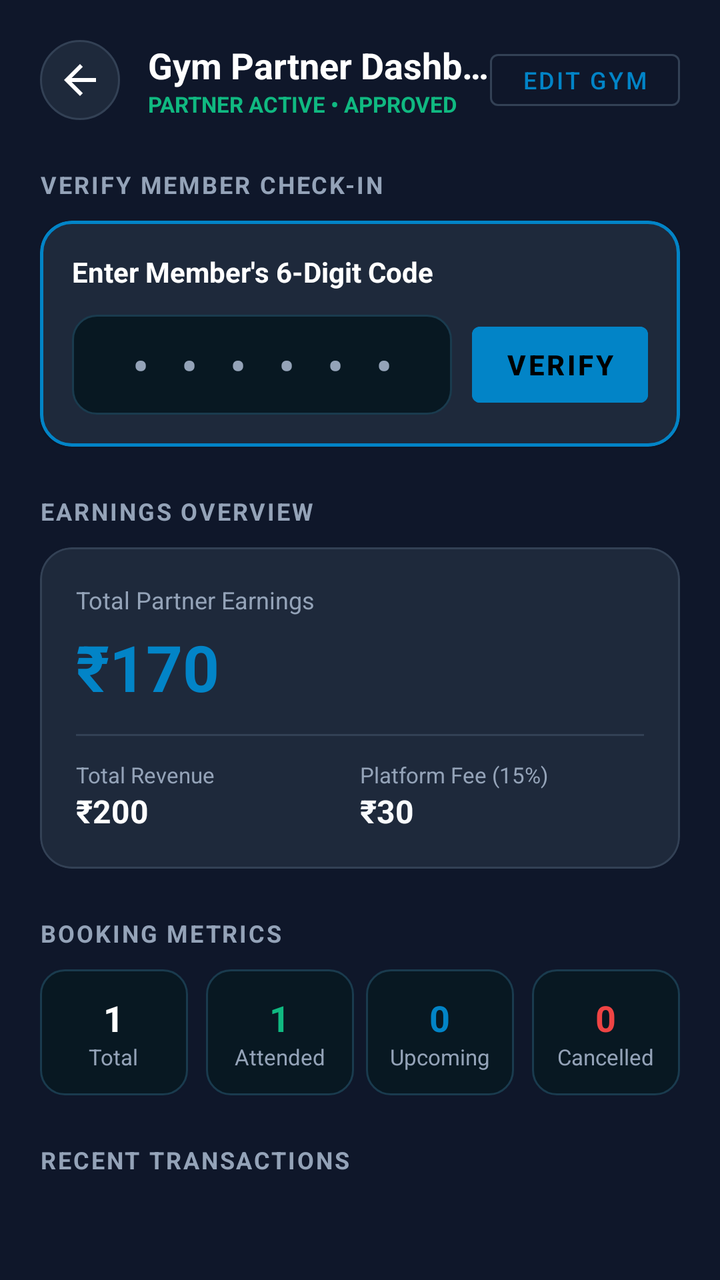
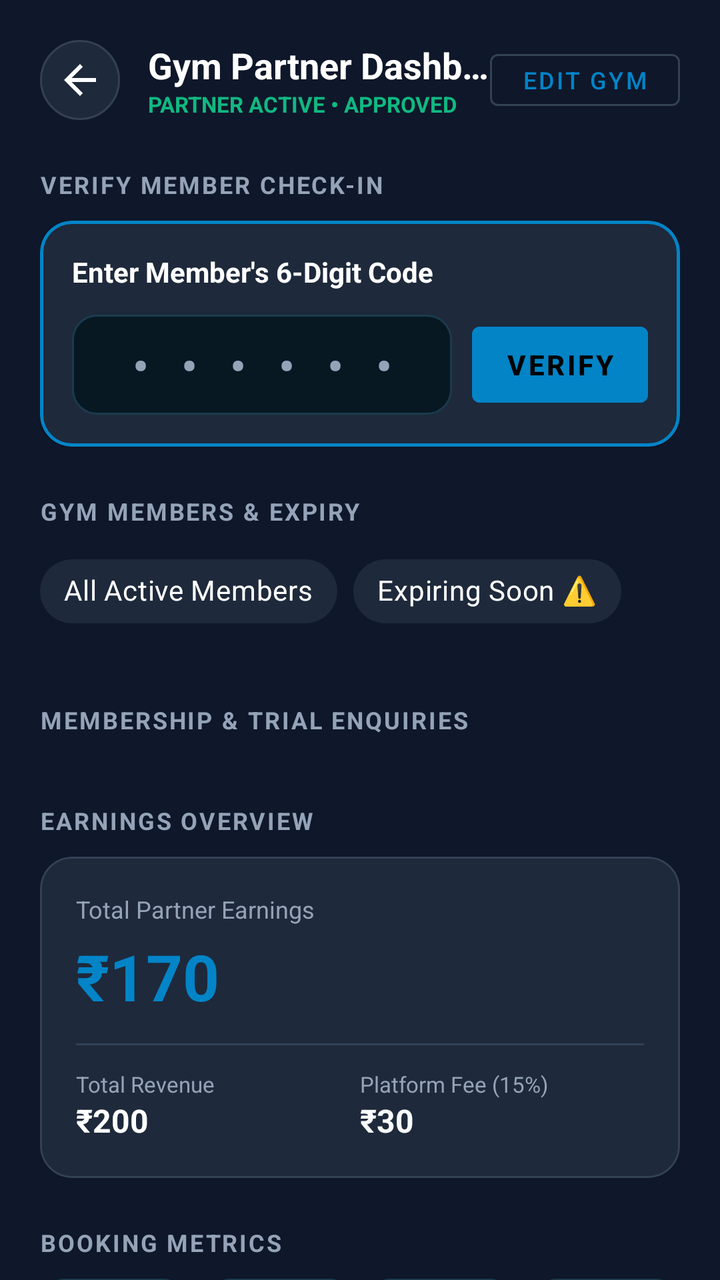

Screens rendered from an Android XML layout before and after an edit, with the pre-edit source and the edit as a unified diff.
<!-- AndroidManifest.xml: application theme Theme.FitSync -->
<!-- res/layout/activity_gym_owner_dashboard.xml -->
<?xml version="1.0" encoding="utf-8"?>
<androidx.coordinatorlayout.widget.CoordinatorLayout xmlns:android="http://schemas.android.com/apk/res/android"
    xmlns:app="http://schemas.android.com/apk/res-auto"
    xmlns:tools="http://schemas.android.com/tools"
    android:layout_width="match_parent"
    android:layout_height="match_parent"
    android:background="@color/dark_bg">

    <androidx.core.widget.NestedScrollView
        android:layout_width="match_parent"
        android:layout_height="match_parent"
        android:fillViewport="true">

        <LinearLayout
            android:layout_width="match_parent"
            android:layout_height="wrap_content"
            android:orientation="vertical"
            android:padding="20dp">

            
            <LinearLayout
                android:layout_width="match_parent"
                android:layout_height="wrap_content"
                android:gravity="center_vertical"
                android:orientation="horizontal">

                <ImageButton
                    android:id="@+id/btnOwnerBack"
                    android:layout_width="40dp"
                    android:layout_height="40dp"
                    android:background="@drawable/bg_badge_rounded"
                    android:src="@drawable/arrow_back"
                    app:tint="@color/white" />

                <LinearLayout
                    android:layout_width="0dp"
                    android:layout_height="wrap_content"
                    android:layout_marginStart="14dp"
                    android:layout_weight="1"
                    android:orientation="vertical">

                    <TextView
                        android:id="@+id/tvOwnerGymName"
                        android:layout_width="wrap_content"
                        android:layout_height="wrap_content"
                        android:ellipsize="end"
                        android:maxLines="1"
                        android:text="Gym Partner Dashboard"
                        android:textColor="@color/white"
                        android:textSize="18sp"
                        android:textStyle="bold" />

                    <TextView
                        android:id="@+id/tvOwnerStatus"
                        android:layout_width="wrap_content"
                        android:layout_height="wrap_content"
                        android:text="PARTNER ACTIVE • APPROVED"
                        android:textColor="@color/gym_green"
                        android:textSize="11sp"
                        android:textStyle="bold" />
                </LinearLayout>

                <Button
                    android:id="@+id/btnEditGym"
                    style="@style/Widget.MaterialComponents.Button.OutlinedButton"
                    android:layout_width="wrap_content"
                    android:layout_height="38dp"
                    android:text="Edit Gym"
                    android:textColor="@color/gym_accent"
                    android:textSize="12sp"
                    app:strokeColor="@color/gym_card_border" />
            </LinearLayout>

            
            <TextView
                android:layout_width="wrap_content"
                android:layout_height="wrap_content"
                android:layout_marginTop="24dp"
                android:text="VERIFY MEMBER CHECK-IN"
                android:textColor="@color/text_gray_blue"
                android:textSize="12sp"
                android:textStyle="bold"
                android:letterSpacing="0.08" />

            <com.google.android.material.card.MaterialCardView
                android:layout_width="match_parent"
                android:layout_height="wrap_content"
                android:layout_marginTop="10dp"
                app:cardBackgroundColor="@color/gym_card_surface"
                app:cardCornerRadius="16dp"
                app:strokeColor="@color/gym_accent"
                app:strokeWidth="1.5dp">

                <LinearLayout
                    android:layout_width="match_parent"
                    android:layout_height="wrap_content"
                    android:orientation="vertical"
                    android:padding="16dp">

                    <TextView
                        android:layout_width="wrap_content"
                        android:layout_height="wrap_content"
                        android:text="Enter Member's 6-Digit Code"
                        android:textColor="@color/white"
                        android:textSize="14sp"
                        android:textStyle="bold" />

                    <LinearLayout
                        android:layout_width="match_parent"
                        android:layout_height="wrap_content"
                        android:layout_marginTop="12dp"
                        android:gravity="center_vertical"
                        android:orientation="horizontal">

                        <EditText
                            android:id="@+id/etCheckInCode"
                            android:layout_width="0dp"
                            android:layout_height="50dp"
                            android:layout_weight="1"
                            android:background="@drawable/bg_search_input"
                            android:gravity="center"
                            android:hint="• • • • • •"
                            android:inputType="number"
                            android:letterSpacing="0.25"
                            android:maxLength="6"
                            android:textColor="@color/gym_accent"
                            android:textColorHint="@color/text_gray_blue"
                            android:textSize="22sp"
                            android:textStyle="bold" />

                        <Button
                            android:id="@+id/btnVerifyCheckIn"
                            android:layout_width="wrap_content"
                            android:layout_height="50dp"
                            android:layout_marginStart="10dp"
                            android:backgroundTint="@color/gym_accent"
                            android:text="Verify"
                            android:textColor="@color/black"
                            android:textStyle="bold" />
                    </LinearLayout>

                    
                    <LinearLayout
                        android:id="@+id/layoutCheckInResult"
                        android:layout_width="match_parent"
                        android:layout_height="wrap_content"
                        android:layout_marginTop="14dp"
                        android:background="@drawable/bg_search_input"
                        android:orientation="vertical"
                        android:padding="12dp"
                        android:visibility="gone">

                        <TextView
                            android:id="@+id/tvCheckInResultTitle"
                            android:layout_width="wrap_content"
                            android:layout_height="wrap_content"
                            android:text="Check-In Verified! ✓"
                            android:textColor="@color/gym_green"
                            android:textSize="14sp"
                            android:textStyle="bold" />

                        <TextView
                            android:id="@+id/tvCheckInMemberInfo"
                            android:layout_width="wrap_content"
                            android:layout_height="wrap_content"
                            android:layout_marginTop="4dp"
                            android:text="Member: Regular Member (user@fitsync.com)"
                            android:textColor="@color/white"
                            android:textSize="13sp" />

                        <TextView
                            android:id="@+id/tvCheckInSessionInfo"
                            android:layout_width="wrap_content"
                            android:layout_height="wrap_content"
                            android:layout_marginTop="2dp"
                            android:text="Slot: 08:00 - 09:00 • Status: Attended"
                            android:textColor="@color/text_gray_blue"
                            android:textSize="12sp" />
                    </LinearLayout>

                </LinearLayout>
            </com.google.android.material.card.MaterialCardView>

            
            <TextView
                android:layout_width="wrap_content"
                android:layout_height="wrap_content"
                android:layout_marginTop="24dp"
                android:text="EARNINGS OVERVIEW"
                android:textColor="@color/text_gray_blue"
                android:textSize="12sp"
                android:textStyle="bold"
                android:letterSpacing="0.08" />

            <com.google.android.material.card.MaterialCardView
                android:layout_width="match_parent"
                android:layout_height="wrap_content"
                android:layout_marginTop="10dp"
                app:cardBackgroundColor="@color/gym_card_surface"
                app:cardCornerRadius="16dp"
                app:strokeColor="@color/gym_card_border"
                app:strokeWidth="1dp">

                <LinearLayout
                    android:layout_width="match_parent"
                    android:layout_height="wrap_content"
                    android:orientation="vertical"
                    android:padding="18dp">

                    <TextView
                        android:layout_width="wrap_content"
                        android:layout_height="wrap_content"
                        android:text="Total Partner Earnings"
                        android:textColor="@color/text_gray_blue"
                        android:textSize="12sp" />

                    <TextView
                        android:id="@+id/tvTotalPartnerEarnings"
                        android:layout_width="wrap_content"
                        android:layout_height="wrap_content"
                        android:layout_marginTop="4dp"
                        android:text="₹170"
                        android:textColor="@color/gym_accent"
                        android:textSize="32sp"
                        android:textStyle="bold" />

                    <View
                        android:layout_width="match_parent"
                        android:layout_height="1dp"
                        android:layout_marginVertical="12dp"
                        android:background="@color/gym_card_border" />

                    <LinearLayout
                        android:layout_width="match_parent"
                        android:layout_height="wrap_content"
                        android:orientation="horizontal">

                        <LinearLayout
                            android:layout_width="0dp"
                            android:layout_height="wrap_content"
                            android:layout_weight="1"
                            android:orientation="vertical">

                            <TextView
                                android:layout_width="wrap_content"
                                android:layout_height="wrap_content"
                                android:text="Total Revenue"
                                android:textColor="@color/text_gray_blue"
                                android:textSize="11sp" />

                            <TextView
                                android:id="@+id/tvTotalRevenue"
                                android:layout_width="wrap_content"
                                android:layout_height="wrap_content"
                                android:text="₹200"
                                android:textColor="@color/white"
                                android:textSize="16sp"
                                android:textStyle="bold" />
                        </LinearLayout>

                        <LinearLayout
                            android:layout_width="0dp"
                            android:layout_height="wrap_content"
                            android:layout_weight="1"
                            android:orientation="vertical">

                            <TextView
                                android:layout_width="wrap_content"
                                android:layout_height="wrap_content"
                                android:text="Platform Fee (15%)"
                                android:textColor="@color/text_gray_blue"
                                android:textSize="11sp" />

                            <TextView
                                android:id="@+id/tvTotalPlatformFee"
                                android:layout_width="wrap_content"
                                android:layout_height="wrap_content"
                                android:text="₹30"
                                android:textColor="@color/text_white_crisp"
                                android:textSize="16sp"
                                android:textStyle="bold" />
                        </LinearLayout>
                    </LinearLayout>

                </LinearLayout>
            </com.google.android.material.card.MaterialCardView>

            
            <TextView
                android:layout_width="wrap_content"
                android:layout_height="wrap_content"
                android:layout_marginTop="24dp"
                android:text="BOOKING METRICS"
                android:textColor="@color/text_gray_blue"
                android:textSize="12sp"
                android:textStyle="bold"
                android:letterSpacing="0.08" />

            <LinearLayout
                android:layout_width="match_parent"
                android:layout_height="wrap_content"
                android:layout_marginTop="10dp"
                android:orientation="horizontal">

                
                <LinearLayout
                    android:layout_width="0dp"
                    android:layout_height="wrap_content"
                    android:layout_weight="1"
                    android:layout_marginEnd="6dp"
                    android:background="@drawable/bg_search_input"
                    android:gravity="center"
                    android:orientation="vertical"
                    android:padding="12dp">

                    <TextView
                        android:id="@+id/tvCountTotal"
                        android:layout_width="wrap_content"
                        android:layout_height="wrap_content"
                        android:text="1"
                        android:textColor="@color/white"
                        android:textSize="18sp"
                        android:textStyle="bold" />

                    <TextView
                        android:layout_width="wrap_content"
                        android:layout_height="wrap_content"
                        android:text="Total"
                        android:textColor="@color/text_gray_blue"
                        android:textSize="11sp" />
                </LinearLayout>

                
                <LinearLayout
                    android:layout_width="0dp"
                    android:layout_height="wrap_content"
                    android:layout_weight="1"
                    android:layout_marginHorizontal="3dp"
                    android:background="@drawable/bg_search_input"
                    android:gravity="center"
                    android:orientation="vertical"
                    android:padding="12dp">

                    <TextView
                        android:id="@+id/tvCountAttended"
                        android:layout_width="wrap_content"
                        android:layout_height="wrap_content"
                        android:text="1"
                        android:textColor="@color/gym_green"
                        android:textSize="18sp"
                        android:textStyle="bold" />

                    <TextView
                        android:layout_width="wrap_content"
                        android:layout_height="wrap_content"
                        android:text="Attended"
                        android:textColor="@color/text_gray_blue"
                        android:textSize="11sp" />
                </LinearLayout>

                
                <LinearLayout
                    android:layout_width="0dp"
                    android:layout_height="wrap_content"
                    android:layout_weight="1"
                    android:layout_marginHorizontal="3dp"
                    android:background="@drawable/bg_search_input"
                    android:gravity="center"
                    android:orientation="vertical"
                    android:padding="12dp">

                    <TextView
                        android:id="@+id/tvCountConfirmed"
                        android:layout_width="wrap_content"
                        android:layout_height="wrap_content"
                        android:text="0"
                        android:textColor="@color/brand_cyan"
                        android:textSize="18sp"
                        android:textStyle="bold" />

                    <TextView
                        android:layout_width="wrap_content"
                        android:layout_height="wrap_content"
                        android:text="Upcoming"
                        android:textColor="@color/text_gray_blue"
                        android:textSize="11sp" />
                </LinearLayout>

                
                <LinearLayout
                    android:layout_width="0dp"
                    android:layout_height="wrap_content"
                    android:layout_weight="1"
                    android:layout_marginStart="6dp"
                    android:background="@drawable/bg_search_input"
                    android:gravity="center"
                    android:orientation="vertical"
                    android:padding="12dp">

                    <TextView
                        android:id="@+id/tvCountCancelled"
                        android:layout_width="wrap_content"
                        android:layout_height="wrap_content"
                        android:text="0"
                        android:textColor="@color/status_rejected"
                        android:textSize="18sp"
                        android:textStyle="bold" />

                    <TextView
                        android:layout_width="wrap_content"
                        android:layout_height="wrap_content"
                        android:text="Cancelled"
                        android:textColor="@color/text_gray_blue"
                        android:textSize="11sp" />
                </LinearLayout>
            </LinearLayout>

            
            <TextView
                android:layout_width="wrap_content"
                android:layout_height="wrap_content"
                android:layout_marginTop="24dp"
                android:text="RECENT TRANSACTIONS"
                android:textColor="@color/text_gray_blue"
                android:textSize="12sp"
                android:textStyle="bold"
                android:letterSpacing="0.08" />

            <androidx.recyclerview.widget.RecyclerView
                android:id="@+id/rvTransactions"
                android:layout_width="match_parent"
                android:layout_height="wrap_content"
                android:layout_marginTop="10dp"
                android:nestedScrollingEnabled="false" />

            <TextView
                android:id="@+id/tvNoTransactions"
                android:layout_width="match_parent"
                android:layout_height="wrap_content"
                android:layout_marginTop="12dp"
                android:gravity="center"
                android:padding="16dp"
                android:text="No transactions recorded yet."
                android:textColor="@color/text_gray_blue"
                android:textSize="13sp"
                android:visibility="gone" />

        </LinearLayout>
    </androidx.core.widget.NestedScrollView>

</androidx.coordinatorlayout.widget.CoordinatorLayout>
<!-- resources referenced by this layout -->
<resources>
  <color name="black">#000000</color>
  <color name="brand_cyan">#0284C7</color>
  <color name="dark_bg">#0F172A</color>
  <color name="gym_accent">#0284C7</color>
  <color name="gym_card_border">#334155</color>
  <color name="gym_card_surface">#1E293B</color>
  <color name="gym_green">#10B981</color>
  <color name="status_rejected">#EF4444</color>
  <color name="text_gray_blue">#94A3B8</color>
  <color name="text_white_crisp">#F8FAFC</color>
  <color name="white">#FFFFFF</color>
  <!-- drawable arrow_back (drawable) -->
  <vector xmlns:android="http://schemas.android.com/apk/res/android" android:autoMirrored="true" android:height="24dp" android:tint="#FFFFFF" android:viewportHeight="24" android:viewportWidth="24" android:width="24dp">
        
      <path android:fillColor="@android:color/white" android:pathData="M20,11H7.83l5.59,-5.59L12,4l-8,8 8,8 1.41,-1.41L7.83,13H20v-2z"/>
      
  </vector>
  <!-- drawable bg_badge_rounded (drawable) -->
  <?xml version="1.0" encoding="utf-8"?>
  <shape xmlns:android="http://schemas.android.com/apk/res/android"
      android:shape="rectangle">
      <solid android:color="@color/gym_chip_bg" />
      <corners android:radius="20dp" />
      <stroke
          android:width="1dp"
          android:color="@color/gym_card_border" />
  </shape>
  <!-- drawable bg_search_input (drawable) -->
  <?xml version="1.0" encoding="utf-8"?>
  <shape xmlns:android="http://schemas.android.com/apk/res/android"
      android:shape="rectangle">
      <solid android:color="#081822" />
      <corners android:radius="12dp" />
      <stroke
          android:width="1dp"
          android:color="#1A3B4E" />
  </shape>
  <style name="Theme.FitSync" parent="Theme.MaterialComponents.DayNight.NoActionBar">
  
          <item name="colorPrimary">#00E5FF</item> <item name="colorPrimaryVariant">#00B0FF</item>
          <item name="colorOnPrimary">#FFFFFF</item>
  
          <item name="android:windowBackground">#0B0E14</item>
          <item name="android:statusBarColor">#0B0E14</item>
  
          <item name="materialButtonStyle">@style/Widget.FitSync.Button</item>
      </style>
  <color name="gym_chip_bg">#1E293B</color>
  <style name="Widget.FitSync.Button" parent="Widget.MaterialComponents.Button">
          <item name="backgroundTint">@null</item>
      </style>
</resources>

<!-- the commit's change to res/layout/activity_gym_owner_dashboard.xml (unified diff, before → after) -->
@@ -182,6 +182,125 @@
             </com.google.android.material.card.MaterialCardView>
 
             
+            <LinearLayout
+                android:layout_width="match_parent"
+                android:layout_height="wrap_content"
+                android:layout_marginTop="24dp"
+                android:gravity="center_vertical"
+                android:orientation="horizontal">
+
+                <TextView
+                    android:layout_width="0dp"
+                    android:layout_height="wrap_content"
+                    android:layout_weight="1"
+                    android:text="GYM MEMBERS &amp; EXPIRY"
+                    android:textColor="@color/text_gray_blue"
+                    android:textSize="12sp"
+                    android:textStyle="bold"
+                    android:letterSpacing="0.08" />
+
+                <ProgressBar
+                    android:id="@+id/pbMembersLoading"
+                    android:layout_width="18dp"
+                    android:layout_height="18dp"
+                    android:indeterminateTint="@color/gym_accent"
+                    android:visibility="gone" />
+            </LinearLayout>
+
+            <com.google.android.material.chip.ChipGroup
+                android:id="@+id/chipGroupOwnerMemberFilter"
+                android:layout_width="match_parent"
+                android:layout_height="wrap_content"
+                android:layout_marginTop="8dp"
+                app:singleSelection="true">
+
+                <com.google.android.material.chip.Chip
+                    android:id="@+id/chipFilterAllMembers"
+                    style="@style/Widget.MaterialComponents.Chip.Choice"
+                    android:layout_width="wrap_content"
+                    android:layout_height="wrap_content"
+                    android:checked="true"
+                    android:text="All Active Members"
+                    android:textColor="@color/white"
+                    app:chipBackgroundColor="@color/gym_chip_bg" />
+
+                <com.google.android.material.chip.Chip
+                    android:id="@+id/chipFilterExpiringSoon"
+                    style="@style/Widget.MaterialComponents.Chip.Choice"
+                    android:layout_width="wrap_content"
+                    android:layout_height="wrap_content"
+                    android:text="Expiring Soon ⚠️"
+                    android:textColor="@color/white"
+                    app:chipBackgroundColor="@color/gym_chip_bg" />
+            </com.google.android.material.chip.ChipGroup>
+
+            <androidx.recyclerview.widget.RecyclerView
+                android:id="@+id/rvOwnerMembers"
+                android:layout_width="match_parent"
+                android:layout_height="wrap_content"
+                android:layout_marginTop="8dp"
+                android:nestedScrollingEnabled="false" />
+
+            <TextView
+                android:id="@+id/tvNoMembers"
+                android:layout_width="match_parent"
+                android:layout_height="wrap_content"
+                android:layout_marginTop="8dp"
+                android:background="@drawable/bg_search_input"
+                android:gravity="center"
+                android:padding="16dp"
+                android:text="No registered gym members yet."
+                android:textColor="@color/text_gray_blue"
+                android:textSize="13sp"
+                android:visibility="gone" />
+
+            
+            <LinearLayout
+                android:layout_width="match_parent"
+                android:layout_height="wrap_content"
+                android:layout_marginTop="24dp"
+                android:gravity="center_vertical"
+                android:orientation="horizontal">
+
+                <TextView
+                    android:layout_width="0dp"
+                    android:layout_height="wrap_content"
+                    android:layout_weight="1"
+                    android:text="MEMBERSHIP &amp; TRIAL ENQUIRIES"
+                    android:textColor="@color/text_gray_blue"
+                    android:textSize="12sp"
+                    android:textStyle="bold"
+                    android:letterSpacing="0.08" />
+
+                <ProgressBar
+                    android:id="@+id/pbEnquiriesLoading"
+                    android:layout_width="18dp"
+                    android:layout_height="18dp"
+                    android:indeterminateTint="@color/gym_accent"
+                    android:visibility="gone" />
+            </LinearLayout>
+
+            <androidx.recyclerview.widget.RecyclerView
+                android:id="@+id/rvOwnerEnquiries"
+                android:layout_width="match_parent"
+                android:layout_height="wrap_content"
+                android:layout_marginTop="10dp"
+                android:nestedScrollingEnabled="false" />
+
+            <TextView
+                android:id="@+id/tvNoEnquiries"
+                android:layout_width="match_parent"
+                android:layout_height="wrap_content"
+                android:layout_marginTop="8dp"
+                android:background="@drawable/bg_search_input"
+                android:gravity="center"
+                android:padding="16dp"
+                android:text="No new member enquiries yet."
+                android:textColor="@color/text_gray_blue"
+                android:textSize="13sp"
+                android:visibility="gone" />
+
+            
             <TextView
                 android:layout_width="wrap_content"
                 android:layout_height="wrap_content"
